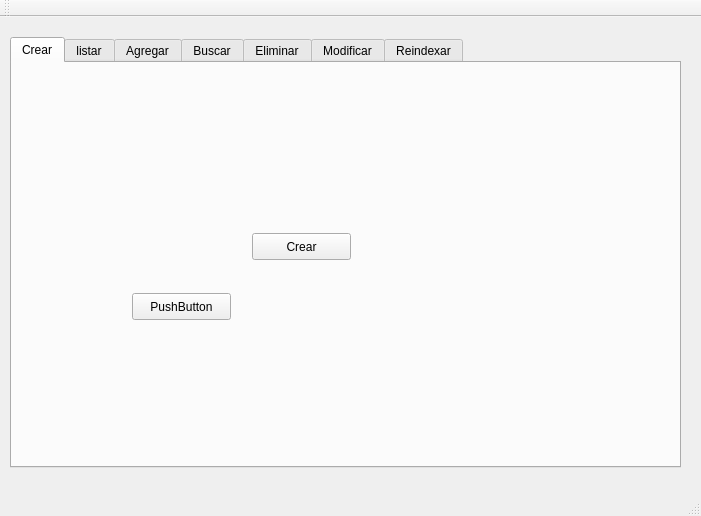
Old version of the form proyecto_orga/mainwindow.ui in the repository elco45/OrgProyecto.
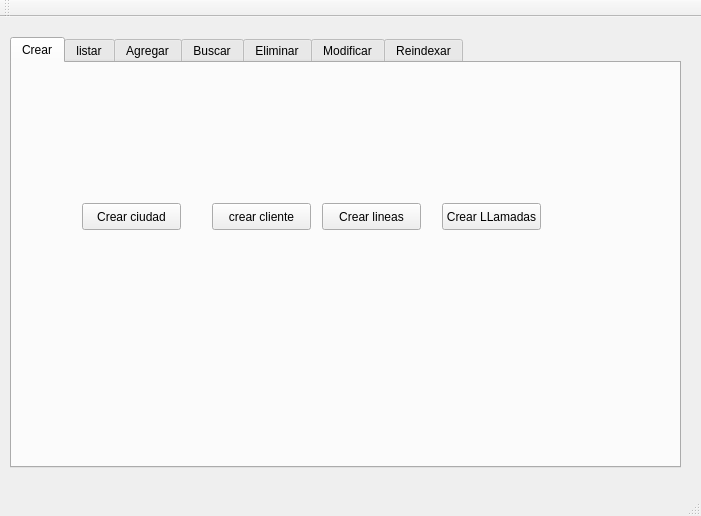
New version of the form. The open tabs and pages were chosen to show the change.

Patch:
```diff
--- a/proyecto_orga/mainwindow.ui
+++ b/proyecto_orga/mainwindow.ui
@@ -33,27 +33,53 @@
      <widget class="QPushButton" name="bt_crear">
       <property name="geometry">
        <rect>
-        <x>240</x>
-        <y>170</y>
+        <x>70</x>
+        <y>140</y>
         <width>99</width>
         <height>27</height>
        </rect>
       </property>
       <property name="text">
-       <string>Crear</string>
+       <string>Crear ciudad</string>
       </property>
      </widget>
      <widget class="QPushButton" name="pushButton">
       <property name="geometry">
        <rect>
-        <x>120</x>
-        <y>230</y>
+        <x>200</x>
+        <y>140</y>
         <width>99</width>
         <height>27</height>
        </rect>
       </property>
       <property name="text">
-       <string>PushButton</string>
+       <string>crear cliente</string>
+      </property>
+     </widget>
+     <widget class="QPushButton" name="crear_lineas">
+      <property name="geometry">
+       <rect>
+        <x>310</x>
+        <y>140</y>
+        <width>99</width>
+        <height>27</height>
+       </rect>
+      </property>
+      <property name="text">
+       <string>Crear lineas</string>
+      </property>
+     </widget>
+     <widget class="QPushButton" name="Crearllamadas">
+      <property name="geometry">
+       <rect>
+        <x>430</x>
+        <y>140</y>
+        <width>99</width>
+        <height>27</height>
+       </rect>
+      </property>
+      <property name="text">
+       <string>Crear LLamadas</string>
       </property>
      </widget>
     </widget>
```
Left out of the diff: 14 changed lines with no effect on the pictures.
